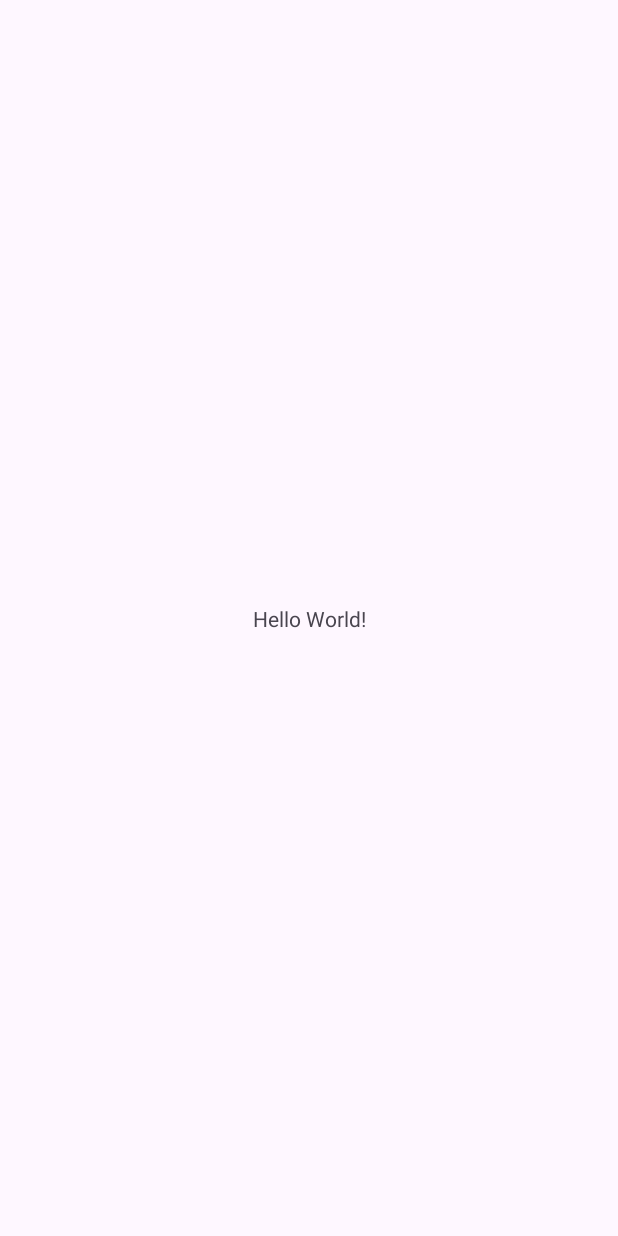
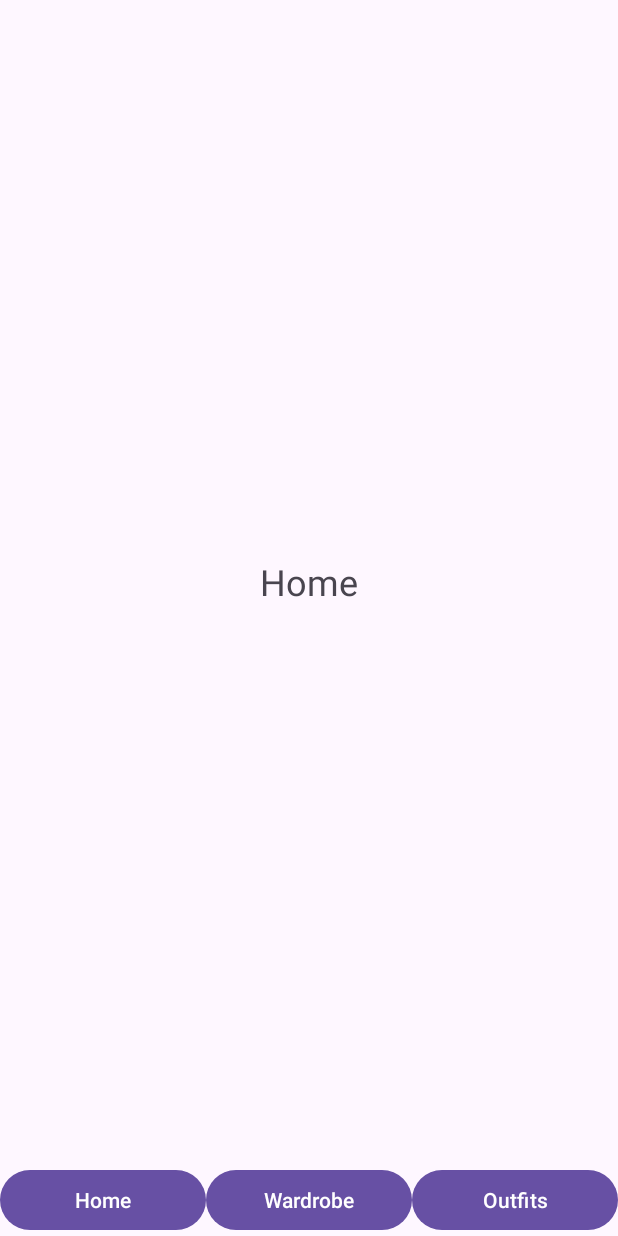
Before and after one commit to petrvacekk/github-pv-projekt-pma-2026, an Android app: the screen it shows after launch (MainActivity), on a phone screen of 412 x 824 dp. Before the commit the screen is almost empty. Run offline under Robolectric (Android 15) with nearby library versions, the phone set to English and light mode, and no system bars.

Commit message:
1 - Fragmenty: Navigace

```diff
--- a/app/build.gradle.kts
+++ b/app/build.gradle.kts
@@ -16,6 +16,10 @@ android {
         versionName = "1.0"
 
         testInstrumentationRunner = "androidx.test.runner.AndroidJUnitRunner"
+    }
+
+    buildFeatures {
+        viewBinding = true
     }
 
     buildTypes {
--- /dev/null
+++ b/app/src/main/java/com/example/ownly/HomeFragment.kt
@@ -0,0 +1,5 @@
+package com.example.ownly
+
+import androidx.fragment.app.Fragment
+
+class HomeFragment : Fragment(R.layout.fragment_home)
--- a/app/src/main/java/com/example/ownly/MainActivity.kt
+++ b/app/src/main/java/com/example/ownly/MainActivity.kt
@@ -5,16 +5,33 @@ import androidx.activity.enableEdgeToEdge
 import androidx.appcompat.app.AppCompatActivity
 import androidx.core.view.ViewCompat
 import androidx.core.view.WindowInsetsCompat
+import androidx.fragment.app.Fragment
+import com.example.ownly.databinding.ActivityMainBinding
 
 class MainActivity : AppCompatActivity() {
     override fun onCreate(savedInstanceState: Bundle?) {
         super.onCreate(savedInstanceState)
         enableEdgeToEdge()
-        setContentView(R.layout.activity_main)
-        ViewCompat.setOnApplyWindowInsetsListener(findViewById(R.id.main)) { v, insets ->
+        val binding = ActivityMainBinding.inflate(layoutInflater)
+        setContentView(binding.root)
+        ViewCompat.setOnApplyWindowInsetsListener(binding.root) { v, insets ->
             val systemBars = insets.getInsets(WindowInsetsCompat.Type.systemBars())
             v.setPadding(systemBars.left, systemBars.top, systemBars.right, systemBars.bottom)
             insets
         }
+
+        if (savedInstanceState == null) {
+            showFragment(HomeFragment())
+        }
+
+        binding.buttonHome.setOnClickListener { showFragment(HomeFragment()) }
+        binding.buttonWardrobe.setOnClickListener { showFragment(WardrobeFragment()) }
+        binding.buttonOutfits.setOnClickListener { showFragment(OutfitsFragment()) }
+    }
+
+    private fun showFragment(fragment: Fragment) {
+        supportFragmentManager.beginTransaction()
+            .replace(R.id.fragment_container, fragment)
+            .commit()
     }
 }
--- /dev/null
+++ b/app/src/main/java/com/example/ownly/OutfitsFragment.kt
@@ -0,0 +1,5 @@
+package com.example.ownly
+
+import androidx.fragment.app.Fragment
+
+class OutfitsFragment : Fragment(R.layout.fragment_outfits)
--- /dev/null
+++ b/app/src/main/java/com/example/ownly/WardrobeFragment.kt
@@ -0,0 +1,5 @@
+package com.example.ownly
+
+import androidx.fragment.app.Fragment
+
+class WardrobeFragment : Fragment(R.layout.fragment_wardrobe)
--- a/app/src/main/res/layout/activity_main.xml
+++ b/app/src/main/res/layout/activity_main.xml
@@ -7,13 +7,44 @@
     android:layout_height="match_parent"
     tools:context=".MainActivity">
 
-    <TextView
-        android:layout_width="wrap_content"
-        android:layout_height="wrap_content"
-        android:text="Hello World!"
-        app:layout_constraintBottom_toBottomOf="parent"
+    <androidx.fragment.app.FragmentContainerView
+        android:id="@+id/fragment_container"
+        android:layout_width="0dp"
+        android:layout_height="0dp"
+        app:layout_constraintBottom_toTopOf="@id/navigation"
         app:layout_constraintEnd_toEndOf="parent"
         app:layout_constraintStart_toStartOf="parent"
         app:layout_constraintTop_toTopOf="parent" />
 
+    <LinearLayout
+        android:id="@+id/navigation"
+        android:layout_width="0dp"
+        android:layout_height="wrap_content"
+        android:orientation="horizontal"
+        app:layout_constraintBottom_toBottomOf="parent"
+        app:layout_constraintEnd_toEndOf="parent"
+        app:layout_constraintStart_toStartOf="parent">
+
+        <Button
+            android:id="@+id/button_home"
+            android:layout_width="0dp"
+            android:layout_height="wrap_content"
+            android:layout_weight="1"
+            android:text="@string/home" />
+
+        <Button
+            android:id="@+id/button_wardrobe"
+            android:layout_width="0dp"
+            android:layout_height="wrap_content"
+            android:layout_weight="1"
+            android:text="@string/wardrobe" />
+
+        <Button
+            android:id="@+id/button_outfits"
+            android:layout_width="0dp"
+            android:layout_height="wrap_content"
+            android:layout_weight="1"
+            android:text="@string/outfits" />
+    </LinearLayout>
+
 </androidx.constraintlayout.widget.ConstraintLayout>
--- /dev/null
+++ b/app/src/main/res/layout/fragment_home.xml
@@ -0,0 +1,7 @@
+<?xml version="1.0" encoding="utf-8"?>
+<TextView xmlns:android="http://schemas.android.com/apk/res/android"
+    android:layout_width="match_parent"
+    android:layout_height="match_parent"
+    android:gravity="center"
+    android:text="@string/home"
+    android:textSize="24sp" />
--- /dev/null
+++ b/app/src/main/res/layout/fragment_outfits.xml
@@ -0,0 +1,7 @@
+<?xml version="1.0" encoding="utf-8"?>
+<TextView xmlns:android="http://schemas.android.com/apk/res/android"
+    android:layout_width="match_parent"
+    android:layout_height="match_parent"
+    android:gravity="center"
+    android:text="@string/outfits"
+    android:textSize="24sp" />
--- /dev/null
+++ b/app/src/main/res/layout/fragment_wardrobe.xml
@@ -0,0 +1,7 @@
+<?xml version="1.0" encoding="utf-8"?>
+<TextView xmlns:android="http://schemas.android.com/apk/res/android"
+    android:layout_width="match_parent"
+    android:layout_height="match_parent"
+    android:gravity="center"
+    android:text="@string/wardrobe"
+    android:textSize="24sp" />
--- a/app/src/main/res/values/strings.xml
+++ b/app/src/main/res/values/strings.xml
@@ -1,3 +1,6 @@
 <resources>
     <string name="app_name">Ownly</string>
+    <string name="home">Home</string>
+    <string name="wardrobe">Wardrobe</string>
+    <string name="outfits">Outfits</string>
 </resources>
```
Also changed, not shown: 1 other file.
